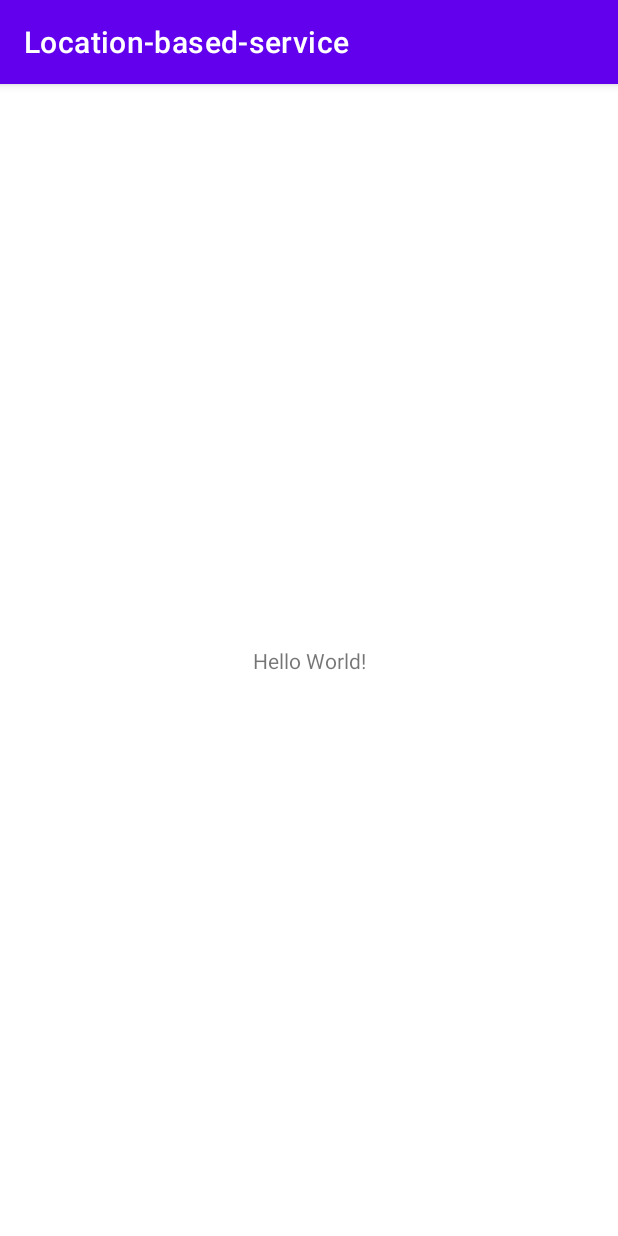
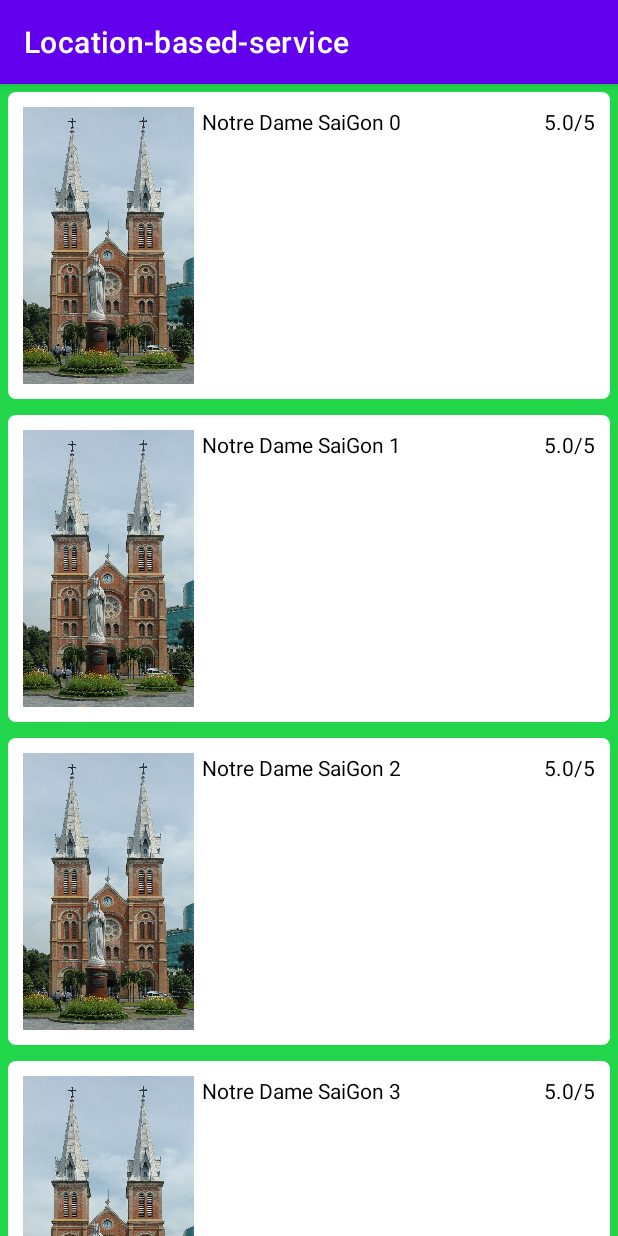
Before and after one commit to QBLong/Location-based-service, an Android app: the screen it shows after launch (MainActivity), on a phone screen of 412 x 824 dp. Run offline under Robolectric (Android 15) with nearby library versions, the light colour scheme and no system bars.

Commit message:
First version UI

```diff
--- /dev/null
+++ b/app/src/main/java/com/example/location_based_service/LocationListAdapter.java
@@ -0,0 +1,58 @@
+package com.example.location_based_service;
+
+
+import android.content.Context;
+
+import android.view.LayoutInflater;
+import android.view.View;
+import android.view.ViewGroup;
+import android.widget.ImageView;
+import android.widget.TextView;
+
+import androidx.annotation.NonNull;
+import androidx.recyclerview.widget.RecyclerView;
+
+public class LocationListAdapter extends RecyclerView.Adapter<LocationListAdapter.ViewHolder>{
+    private LayoutInflater mInflater;
+    private cLocation[] mLocations;
+    public LocationListAdapter(Context context) {
+        mInflater=LayoutInflater.from(context);
+    }
+
+    @NonNull
+    @Override
+    public ViewHolder onCreateViewHolder(@NonNull ViewGroup parent, int viewType) {
+        View view=mInflater.inflate(R.layout.item_view_layout, parent, false);
+        return new ViewHolder(view);
+    }
+
+    @Override
+    public void onBindViewHolder(@NonNull ViewHolder holder, int position) {
+        if(mLocations!=null){
+            cLocation location=mLocations[position];
+            holder.nameView.setText(location.getmName());
+            holder.starView.setText(String.valueOf(location.getmNumberOfStar())+"/5");
+            holder.imageView.setImageBitmap(location.getmImage());
+        }
+    }
+
+    @Override
+    public int getItemCount() {
+        return mLocations.length;
+    }
+
+    public void setmLocations(cLocation[] mLocations) {
+        this.mLocations = mLocations;
+    }
+
+    public class ViewHolder extends RecyclerView.ViewHolder {
+        TextView nameView, starView;
+        ImageView imageView;
+        public ViewHolder(@NonNull View itemView) {
+            super(itemView);
+            nameView=itemView.findViewById(R.id.text_name);
+            starView=itemView.findViewById(R.id.text_star);
+            imageView=itemView.findViewById(R.id.image_view);
+        }
+    }
+}
--- a/app/src/main/java/com/example/location_based_service/MainActivity.java
+++ b/app/src/main/java/com/example/location_based_service/MainActivity.java
@@ -1,7 +1,11 @@
 package com.example.location_based_service;
 
 import androidx.appcompat.app.AppCompatActivity;
+import androidx.recyclerview.widget.LinearLayoutManager;
+import androidx.recyclerview.widget.RecyclerView;
 
+import android.graphics.Bitmap;
+import android.graphics.BitmapFactory;
 import android.os.Bundle;
 
 public class MainActivity extends AppCompatActivity {
@@ -10,5 +14,35 @@ public class MainActivity extends AppCompatActivity {
     protected void onCreate(Bundle savedInstanceState) {
         super.onCreate(savedInstanceState);
         setContentView(R.layout.activity_main);
+
+        // Setup recyclerview
+        RecyclerView locationListView = (RecyclerView) findViewById(R.id.location_list);
+        LocationListAdapter adapter=new LocationListAdapter(this);
+        cLocation[] locations=createDummyVariables();
+        adapter.setmLocations(locations);
+        locationListView.setAdapter(adapter);
+        locationListView.setLayoutManager(new LinearLayoutManager(this));
+
+    }
+
+    private cLocation[] createDummyVariables() {
+        cLocation[] res=new cLocation[15];
+        for(int i=0;i<5;i++){
+            res[i]=new cLocation();
+            String name="Notre Dame SaiGon "+String.valueOf(i);
+            res[i].setmName(name);
+            res[i].setmNumberOfStar(5);
+            Bitmap bmp= BitmapFactory.decodeResource(getResources(), R.drawable.notre_dame_sai_gon);
+            res[i].setmImage(bmp);
+        }
+        for(int i=0;i<10;i++){
+            res[i+5]=new cLocation();
+            String name="HCMUS SaiGon "+String.valueOf(i);
+            res[i+5].setmName(name);
+            res[i+5].setmNumberOfStar(5);
+            Bitmap bmp= BitmapFactory.decodeResource(getResources(), R.drawable.hcmus);
+            res[i+5].setmImage(bmp);
+        }
+        return res;
     }
 }
--- /dev/null
+++ b/app/src/main/java/com/example/location_based_service/cLocation.java
@@ -0,0 +1,22 @@
+package com.example.location_based_service;
+
+import android.graphics.Bitmap;
+
+public class cLocation {
+    private String mName;
+    private float mNumberOfStar;
+    private Bitmap mImage;
+
+    public cLocation(){
+        mName="";
+        mNumberOfStar=5;
+        mImage=null;
+    }
+
+    public String getmName(){ return mName;}
+    public float getmNumberOfStar(){return mNumberOfStar;}
+    public void setmName(String name){ mName=name;}
+    public void setmNumberOfStar(float numberOfStar){ mNumberOfStar=numberOfStar;}
+    public Bitmap getmImage(){return mImage;}
+    public void setmImage(Bitmap image){mImage=image;}
+}
--- /dev/null
+++ b/app/src/main/res/drawable/border_list_item.xml
@@ -0,0 +1,6 @@
+<?xml version="1.0" encoding="utf-8"?>
+<shape xmlns:android="http://schemas.android.com/apk/res/android"
+    android:shape="rectangle">
+    <corners android:radius="5dp"/>
+    <solid android:color="@color/white"/>
+</shape>
--- a/app/src/main/res/layout/activity_main.xml
+++ b/app/src/main/res/layout/activity_main.xml
@@ -1,18 +1,15 @@
 <?xml version="1.0" encoding="utf-8"?>
-<androidx.constraintlayout.widget.ConstraintLayout xmlns:android="http://schemas.android.com/apk/res/android"
+<LinearLayout xmlns:android="http://schemas.android.com/apk/res/android"
     xmlns:app="http://schemas.android.com/apk/res-auto"
     xmlns:tools="http://schemas.android.com/tools"
     android:layout_width="match_parent"
     android:layout_height="match_parent"
     tools:context=".MainActivity">
 
-    <TextView
-        android:layout_width="wrap_content"
-        android:layout_height="wrap_content"
-        android:text="Hello World!"
-        app:layout_constraintBottom_toBottomOf="parent"
-        app:layout_constraintLeft_toLeftOf="parent"
-        app:layout_constraintRight_toRightOf="parent"
-        app:layout_constraintTop_toTopOf="parent" />
+    <androidx.recyclerview.widget.RecyclerView
+        android:layout_width="match_parent"
+        android:layout_height="match_parent"
+        android:id="@+id/location_list"
+        android:background="@color/green"/>
 
-</androidx.constraintlayout.widget.ConstraintLayout>
+</LinearLayout>
--- /dev/null
+++ b/app/src/main/res/layout/item_view_layout.xml
@@ -0,0 +1,34 @@
+<?xml version="1.0" encoding="utf-8"?>
+<LinearLayout xmlns:android="http://schemas.android.com/apk/res/android"
+    android:layout_width="match_parent"
+    android:layout_height="wrap_content"
+    android:orientation="horizontal"
+    android:background="@drawable/border_list_item"
+    android:padding="10dp"
+    android:weightSum="10"
+    android:layout_margin="5dp">
+    <ImageView
+        android:layout_width="0dp"
+        android:layout_height="wrap_content"
+        android:layout_weight="3"
+        android:id="@+id/image_view"
+        android:scaleType="fitCenter"
+        android:adjustViewBounds="true"/>
+    <TextView
+        android:layout_width="0dp"
+        android:layout_height="wrap_content"
+        android:id="@+id/text_name"
+        android:layout_weight="5"
+        android:textColor="@color/black"
+        android:paddingLeft="5dp"/>
+    <TextView
+        android:layout_width="0dp"
+        android:layout_height="wrap_content"
+        android:id="@+id/text_star"
+        android:layout_gravity="right"
+        android:gravity="right"
+        android:layout_weight="2"
+        android:textColor="@color/black"
+        android:paddingLeft="5dp"/>
+
+</LinearLayout>
--- a/app/src/main/res/values/colors.xml
+++ b/app/src/main/res/values/colors.xml
@@ -7,4 +7,5 @@
     <color name="teal_700">#FF018786</color>
     <color name="black">#FF000000</color>
     <color name="white">#FFFFFFFF</color>
+    <color name="green">#22d64c</color>
 </resources>
```
Also changed, not shown: app/src/main/res/drawable/hcmus.jpg (added), app/src/main/res/drawable/notre_dame_sai_gon.jpg (added).
